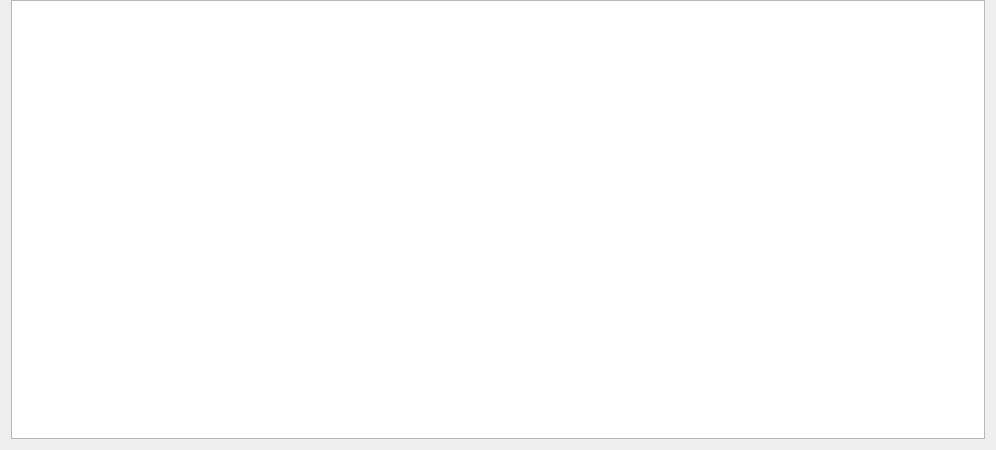
The window that BusBar-Qt/branch/boxtablewidget.ui (luozhiyong131/BusBar) describes before a commit, drawn with Qt 5.
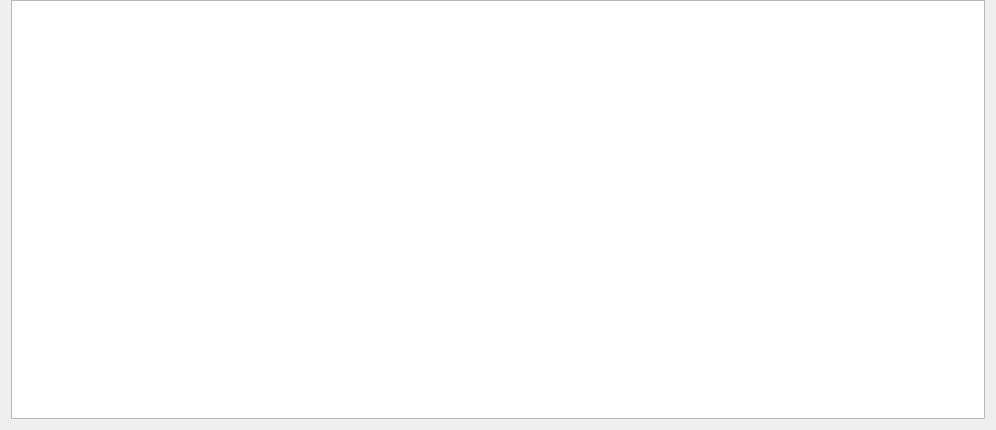
The same window after the commit.

```diff
--- a/BusBar-Qt/branch/boxtablewidget.ui
+++ b/BusBar-Qt/branch/boxtablewidget.ui
@@ -7,7 +7,7 @@
     <x>0</x>
     <y>0</y>
     <width>996</width>
-    <height>450</height>
+    <height>430</height>
    </rect>
   </property>
   <property name="windowTitle">
```
